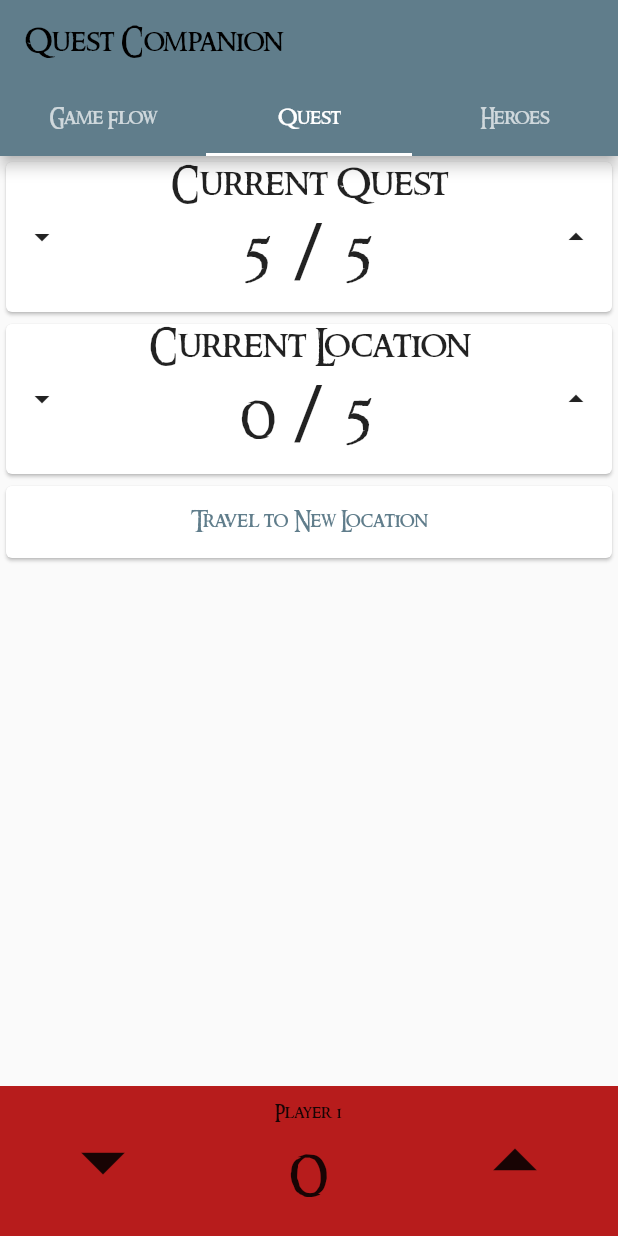
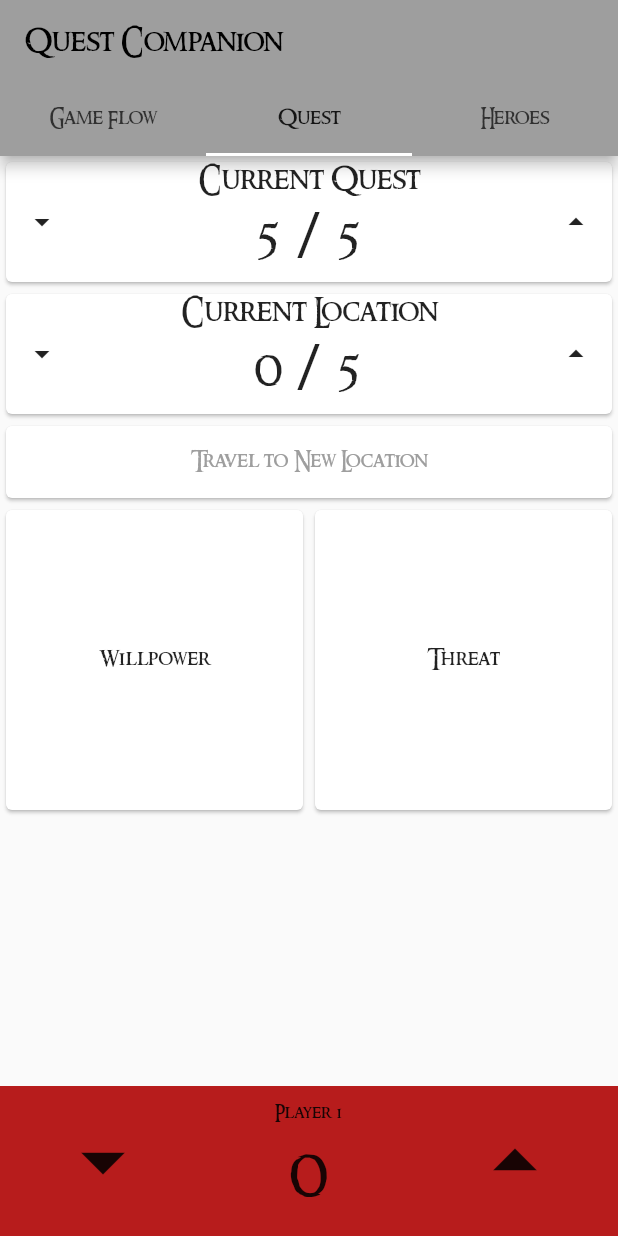
Before and after one commit to tannar-j/quest_companion, a Flutter app: the screen it shows after launch, tab 2 chosen, on a phone screen of 412 x 824 dp. Run offline on Flutter 3.47's test engine with Material 2 defaults, Android fonts, the phone set to English and light mode, and no system bars.

Commit message:
Quest
Add Willpower and Threat cards

```diff
--- a/lib/game_elements.dart
+++ b/lib/game_elements.dart
@@ -38,7 +38,7 @@
 }
 
 //------------------------------------------------------------------------------
-//------------------------------------------------------------------------------
+//---------------------------GAME FLOW------------------------------------------
 
 class GameFlow extends StatelessWidget {
   const GameFlow({Key? key}) : super(key: key);
@@ -173,6 +173,7 @@
 
 //------------------------------------------------------------------------------
 //-------------------------QUEST CARDS------------------------------------------
+
 class QuestTracker extends StatelessWidget {
   const QuestTracker({Key? key, required this.questCounters,required this.currentCounters, required this.title}) : super(key: key);
   final int questCounters;
@@ -182,19 +183,19 @@
   @override
   Widget build(BuildContext context) {
     return SizedBox(
-      height: 100,
+      height: 80,
       child: Column(
         children: [
           Center(
             child: Text(title,
               textAlign: TextAlign.center,
-              style: const TextStyle(fontSize: 25),
+              style: const TextStyle(fontSize: 20),
             ),
           ),
           Center(
             child: Text('$currentCounters / $questCounters',
                 textAlign: TextAlign.center,
-            style: const TextStyle(fontSize: 50),
+            style: const TextStyle(fontSize: 40),
             ),
           ),
         ],
--- a/lib/main.dart
+++ b/lib/main.dart
@@ -25,7 +25,7 @@
       title: 'Quest Companion',
       theme: ThemeData(
         fontFamily: 'Ringbearer',
-        primarySwatch: Colors.blueGrey,
+        primarySwatch: Colors.grey,
       ),
       home: const DefaultTabController(
           length: 3,
@@ -145,6 +145,32 @@
                         ],
                       ),
                     ),
+                    Row(
+                      children: [
+                        Expanded(
+                          child: Card(
+                            child: Column(
+                              children: const [
+                                SizedBox(
+                                  height: 200,
+                                    child: Center(child: Text('Willpower')))
+                              ],
+                            ),
+                          ),
+                        ),
+                        Expanded(
+                          child: Card(
+                            child: Column(
+                              children: const [
+                                SizedBox(
+                                  height: 200,
+                                    child: Center(child: Text('Threat')))
+                              ],
+                            ),
+                          ),
+                        ),
+                      ],
+                    )
                   ],
                 ),
 //-----------------------------HEROES-------------------------------------------
```
